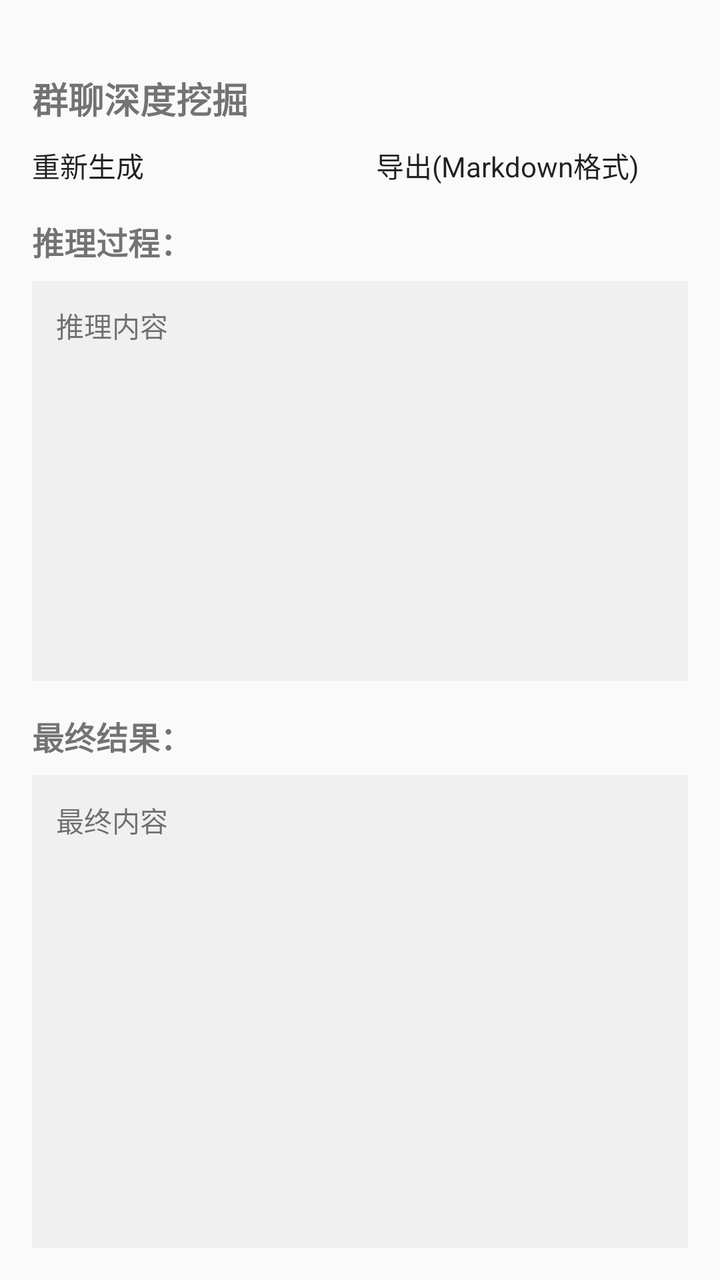
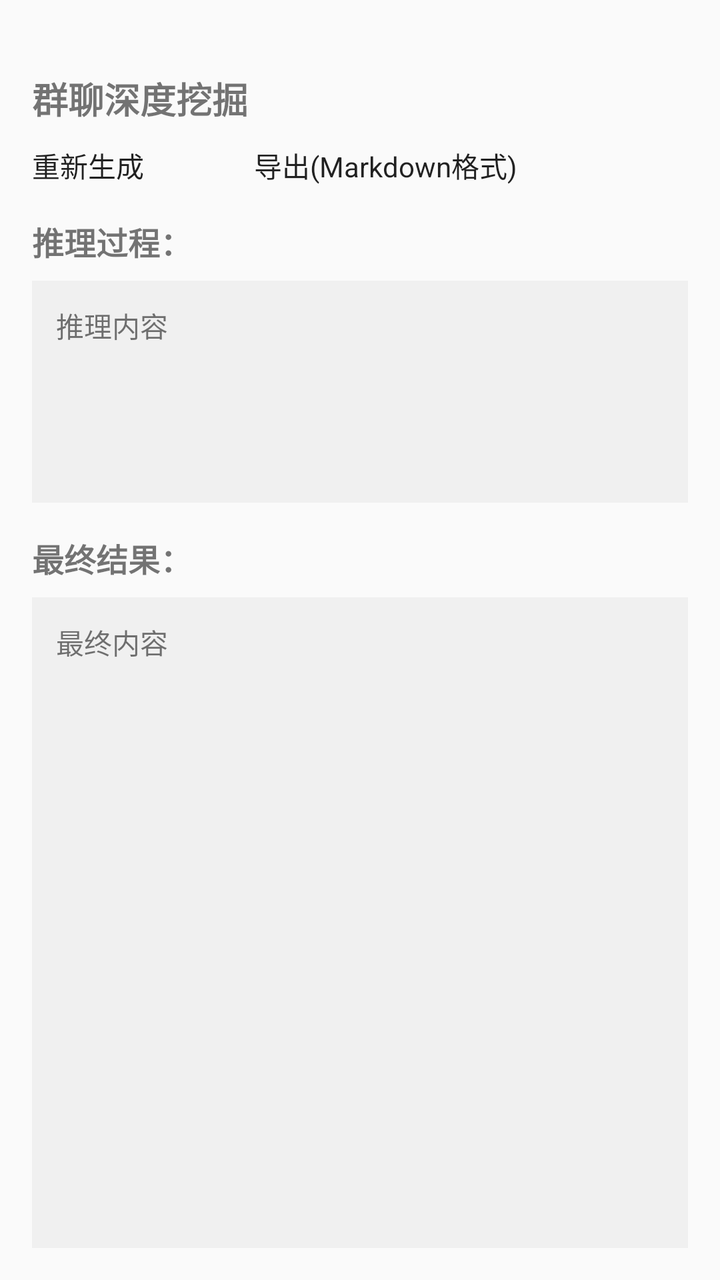

Screens rendered from an Android XML layout before and after an edit, with the pre-edit source and the edit as a unified diff.
<!-- AndroidManifest.xml: activity theme Theme.AutoXHS -->
<!-- res/layout/activity_ai_analysis_result.xml -->
<LinearLayout xmlns:android="http://schemas.android.com/apk/res/android"
    android:layout_width="match_parent"
    android:layout_height="match_parent"
    android:orientation="vertical"
    android:padding="16dp">

    <TextView
        android:id="@+id/tv_group_name"
        android:layout_width="wrap_content"
        android:layout_height="wrap_content"
        android:layout_marginTop="20dp"
        android:layout_marginBottom="10dp"
        android:text="群聊深度挖掘"
        android:textSize="18sp"
        android:textStyle="bold" />

    <LinearLayout
        android:layout_width="match_parent"
        android:layout_height="wrap_content"
        android:layout_marginBottom="16dp"
        android:orientation="horizontal">

        <Button
            android:id="@+id/btn_regenerate"
            android:layout_width="0dp"
            android:layout_height="wrap_content"
            android:layout_marginEnd="8dp"
            android:layout_weight="1"
            android:text="重新生成" />

        <Button
            android:id="@+id/btn_export"
            android:layout_width="0dp"
            android:layout_height="wrap_content"
            android:layout_marginStart="8dp"
            android:layout_weight="1"
            android:text="导出(Markdown格式)" />

    </LinearLayout>

    <TextView
        android:layout_width="wrap_content"
        android:layout_height="wrap_content"
        android:layout_marginBottom="8dp"
        android:text="推理过程："
        android:textSize="16sp"
        android:textStyle="bold" />

    <ScrollView
        android:layout_width="match_parent"
        android:layout_height="200dp"
        android:layout_marginBottom="16dp"
        android:background="#f0f0f0"
        android:padding="12dp">

        <TextView
            android:id="@+id/tv_reasoning_content"
            android:layout_width="match_parent"
            android:layout_height="wrap_content"
            android:text="推理内容"
            android:textSize="14sp" />

    </ScrollView>

    <TextView
        android:layout_width="wrap_content"
        android:layout_height="wrap_content"
        android:layout_marginBottom="8dp"
        android:text="最终结果："
        android:textSize="16sp"
        android:textStyle="bold" />

    <ScrollView
        android:layout_width="match_parent"
        android:layout_height="0dp"
        android:layout_weight="1"
        android:background="#f0f0f0"
        android:padding="12dp">

        <TextView
            android:id="@+id/tv_final_content"
            android:layout_width="match_parent"
            android:layout_height="wrap_content"
            android:text="最终内容"
            android:textSize="14sp" />

    </ScrollView>

</LinearLayout>
<!-- resources referenced by this layout -->
<resources>
  <style name="Theme.AutoXHS" parent="android:Theme.Material.Light.NoActionBar" />
</resources>

<!-- the commit's change to res/layout/activity_ai_analysis_result.xml (unified diff, before → after) -->
@@ -30,11 +30,34 @@
 
         <Button
             android:id="@+id/btn_export"
-            android:layout_width="0dp"
-            android:layout_height="wrap_content"
+            android:layout_width="122dp"
+            android:layout_height="match_parent"
             android:layout_marginStart="8dp"
             android:layout_weight="1"
             android:text="导出(Markdown格式)" />
+
+    </LinearLayout>
+
+    
+    <LinearLayout
+        android:id="@+id/loading_layout"
+        android:layout_width="match_parent"
+        android:layout_height="wrap_content"
+        android:orientation="horizontal"
+        android:gravity="center"
+        android:visibility="gone"
+        android:layout_marginBottom="16dp">
+
+        <ProgressBar
+            android:layout_width="wrap_content"
+            android:layout_height="wrap_content"
+            android:layout_marginEnd="8dp" />
+
+        <TextView
+            android:layout_width="wrap_content"
+            android:layout_height="wrap_content"
+            android:text="AI正在分析中，请稍候..."
+            android:textSize="16sp" />
 
     </LinearLayout>
 
@@ -47,8 +70,9 @@
         android:textStyle="bold" />
 
     <ScrollView
+        android:id="@+id/sv_reasoning_content"
         android:layout_width="match_parent"
-        android:layout_height="200dp"
+        android:layout_height="111dp"
         android:layout_marginBottom="16dp"
         android:background="#f0f0f0"
         android:padding="12dp">
@@ -71,6 +95,7 @@
         android:textStyle="bold" />
 
     <ScrollView
+        android:id="@+id/sv_final_content"
         android:layout_width="match_parent"
         android:layout_height="0dp"
         android:layout_weight="1"
